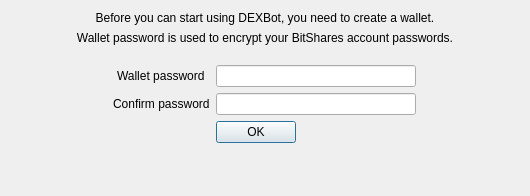
Qt form dexbot/views/orig/create_wallet_window.ui (xeroc/stakemachine) before a commit.
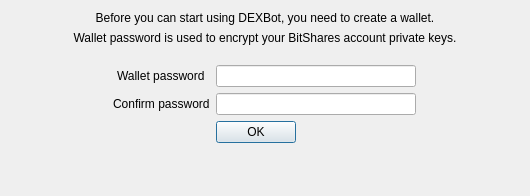
The same form after that commit.

Commit message: Change text in wallet creation window

The edit to the form file:
```diff
--- a/dexbot/views/orig/create_wallet_window.ui
+++ b/dexbot/views/orig/create_wallet_window.ui
@@ -42,7 +42,7 @@
    <item>
     <widget class="QLabel" name="label">
      <property name="text">
-      <string>Wallet password is used to encrypt your BitShares account passwords.</string>
+      <string>Wallet password is used to encrypt your BitShares account private keys.</string>
      </property>
      <property name="alignment">
       <set>Qt::AlignCenter</set>
```
The commit also changes 1 other file.
